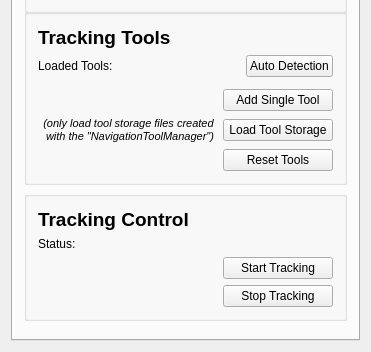
First picture: the form in Modules/Bundles/org.mitk.gui.qt.igttrackingtoolbox/src/internal/QmitkMITKIGTTrackingToolboxViewControls.ui, repository MITK/MITK, before the edit; both pictures show x 0 to 371 and y 345 to 697 of the 371 by 697 pixel window.
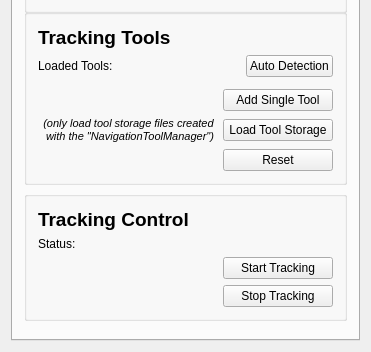
Second picture: the form after the edit. Custom widgets are drawn as their Qt base class.

Commit message: completed integration of new buttons (mainly enabling / disabling buttons in different states of the bundle)

Diff of the .ui file:
```diff
--- a/Modules/Bundles/org.mitk.gui.qt.igttrackingtoolbox/src/internal/QmitkMITKIGTTrackingToolboxViewControls.ui
+++ b/Modules/Bundles/org.mitk.gui.qt.igttrackingtoolbox/src/internal/QmitkMITKIGTTrackingToolboxViewControls.ui
@@ -217,7 +217,7 @@
                </size>
               </property>
               <property name="text">
-               <string>Reset Tools</string>
+               <string>Reset</string>
               </property>
              </widget>
             </item>
```
Left out of the diff: 10 changed lines with no effect on the pictures. The commit also changes 2 other files.
